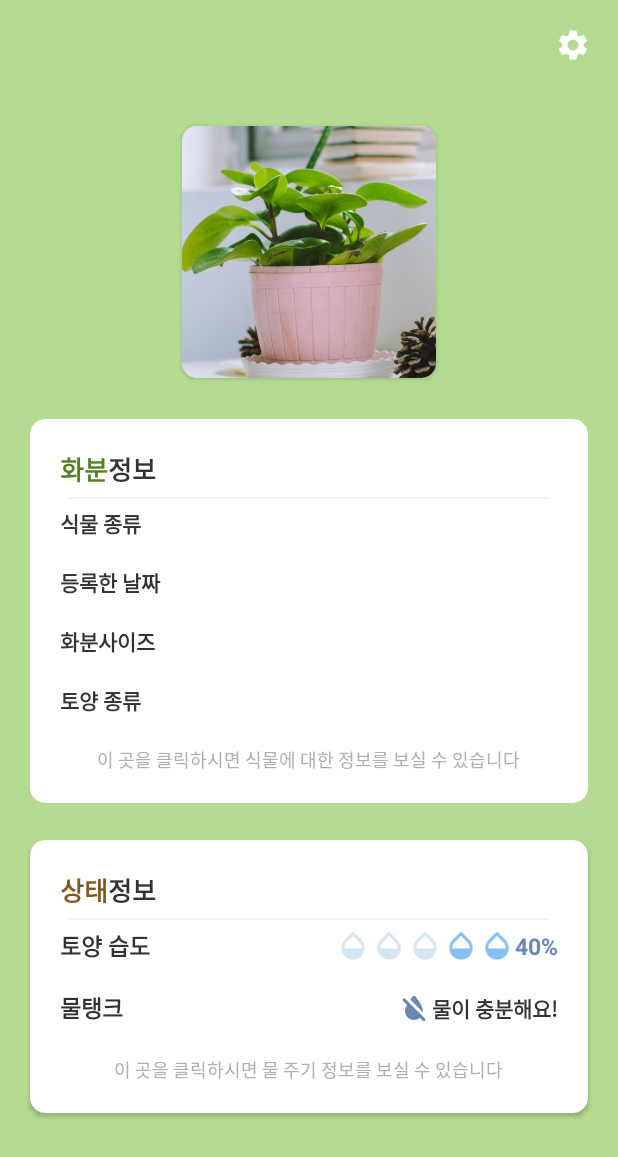
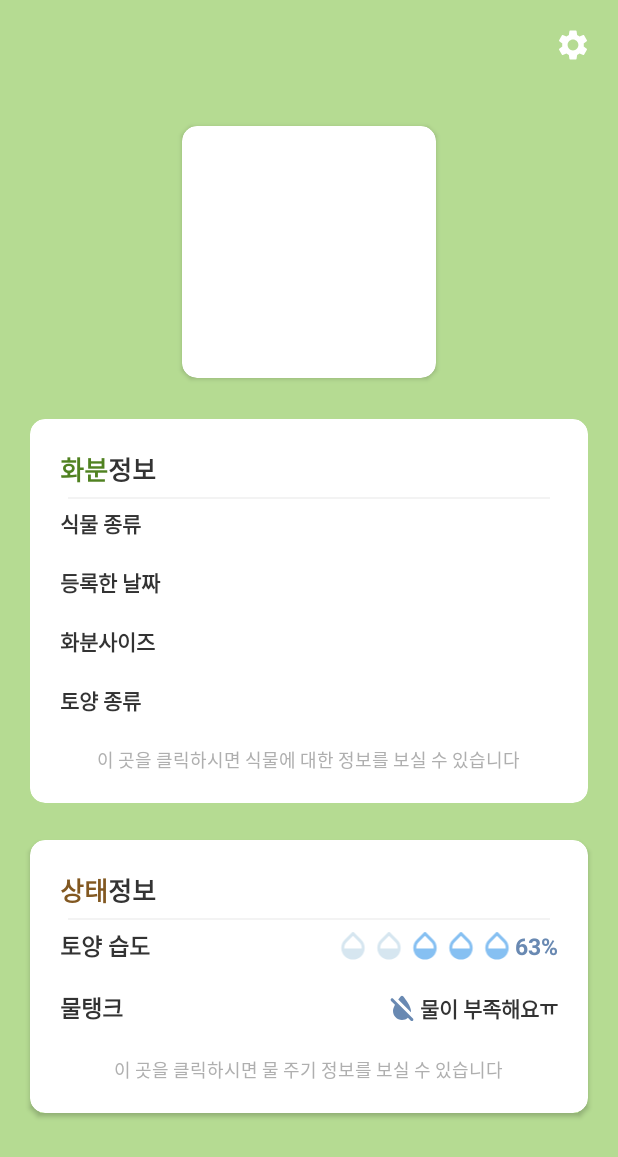
Before and after one commit to jiyeung-yun/teamc_capstone_design, an Android app: the ItemActivity screen opened directly, with no data from a screen before it, on a phone screen of 412 x 824 dp. Shown: the top 1157 px of the screen. Run offline under Robolectric (Android 15) with nearby library versions, the phone set to English and light mode, and no system bars; 1 statement that could not run was skipped.

Commit message:
수정사항 반영

```diff
--- a/Capstone/app/src/main/java/com/Capstone/plantplant/ItemActivity.java
+++ b/Capstone/app/src/main/java/com/Capstone/plantplant/ItemActivity.java
@@ -1,14 +1,18 @@
 package com.capstone.plantplant;
 
+import androidx.appcompat.app.ActionBar;
 import androidx.appcompat.app.AppCompatActivity;
 import androidx.cardview.widget.CardView;
+import androidx.core.content.ContextCompat;
 
 import android.content.Context;
 import android.content.Intent;
 import android.content.SharedPreferences;
 import android.os.Bundle;
 import android.view.View;
+import android.widget.CheckBox;
 import android.widget.ImageButton;
+import android.widget.ImageView;
 import android.widget.TextView;
 
 import static com.capstone.plantplant.SplashActivity.PREFERENCES_NAME;
@@ -17,15 +21,16 @@ public class ItemActivity extends AppCompatActivity {
     private final String DEFAULT_VALUE_STRING = "";
 
     String plant_kind,soil_kind;
-    TextView main_plant_name,main_regi_date,main_soil_kind,main_pot_size;
+    TextView main_plant_name,main_regi_date,main_soil_kind,main_pot_size,main_txt_humity;
     CardView view_potplant,view_plantstate;
     ImageButton btn_setting;
+    CheckBox ckb_waterlevel;
 
+    ImageView main_drop1,main_drop2,main_drop3,main_drop4,main_drop5; //토양습도 물방을
     @Override
     protected void onCreate(Bundle savedInstanceState) {
         super.onCreate(savedInstanceState);
         setContentView(R.layout.activity_item);
-
 
         btn_setting = findViewById(R.id.btn_setting);
         btn_setting.setOnClickListener(new View.OnClickListener() {
@@ -66,7 +71,10 @@ public class ItemActivity extends AppCompatActivity {
                 startActivity(info);
             }
         });
-
+        initStateBlock();
+    }
+    //상태정보 블록을 초기화하는 메소드
+    private void initStateBlock(){
         view_plantstate = findViewById(R.id.view_plantstate);
         view_plantstate.setOnClickListener(new View.OnClickListener() {
             @Override
@@ -75,5 +83,57 @@ public class ItemActivity extends AppCompatActivity {
                 startActivity(info);
             }
         });
+        main_txt_humity = findViewById(R.id.main_txt_humity);
+        main_drop1 = findViewById(R.id.main_drop1);
+        main_drop2 = findViewById(R.id.main_drop2);
+        main_drop3 = findViewById(R.id.main_drop3);
+        main_drop4 = findViewById(R.id.main_drop4);
+        main_drop5 = findViewById(R.id.main_drop5);
+
+        //토양 습도 센서로부터 받은 값
+        int humity = 63;
+
+        main_txt_humity.setText(Integer.toString(humity)+"%");
+        viewDropImage(humity);
+
+        //수위 센서로부터 받은 값
+        boolean isEnough = false;
+
+        ckb_waterlevel = findViewById(R.id.ckb_waterlevel);
+        ckb_waterlevel.setChecked(isEnough);
+        if(isEnough){
+            ckb_waterlevel.setText("물이 충분해요!");
+        }else {
+            ckb_waterlevel.setText("물이 부족해요ㅠ");
+        }
+
+    }
+
+    //토양습도를 물방울 이미지로 표현하는 메소드
+    private void viewDropImage(int percent){
+        int invaild = ContextCompat.getColor(getApplicationContext(),R.color.colorPrimary3);
+        main_drop1.setColorFilter(invaild);
+        main_drop2.setColorFilter(invaild);
+        main_drop3.setColorFilter(invaild);
+        main_drop4.setColorFilter(invaild);
+        main_drop5.setColorFilter(invaild);
+
+        int vaild = ContextCompat.getColor(getApplicationContext(),R.color.colorAccent);
+       if(percent>=20){
+           main_drop5.setColorFilter(vaild);
+       }
+       if(percent>=40){
+           main_drop4.setColorFilter(vaild);
+       }
+       if(percent>=60){
+           main_drop3.setColorFilter(vaild);
+       }
+       if(percent>=80){
+           main_drop2.setColorFilter(vaild);
+       }
+       if(percent>=100){
+           main_drop1.setColorFilter(vaild);
+
+       }
     }
 }
--- a/Capstone/app/src/main/res/drawable/ckb_water.xml
+++ b/Capstone/app/src/main/res/drawable/ckb_water.xml
@@ -1,7 +1,7 @@
 <?xml version="1.0" encoding="utf-8"?>
 <selector xmlns:android="http://schemas.android.com/apk/res/android">
+    <item android:state_checked="false"
+        android:drawable="@drawable/ic_format_color_reset_24px"></item>
     <item android:state_checked="true"
-        android:drawable="@drawable/ic_format_color_reset_24px"></item>
-    <item android:state_checked="false"
         android:drawable="@drawable/ic_insert_emoticon_24px"></item>
 </selector>
--- a/Capstone/app/src/main/res/layout/activity_item.xml
+++ b/Capstone/app/src/main/res/layout/activity_item.xml
@@ -53,7 +53,7 @@
                     android:layout_gravity="center"
                     android:background="@null"
                     android:scaleType="centerCrop"
-                    app:srcCompat="@drawable/example_image" />
+                    app:srcCompat="@null" />
             </androidx.cardview.widget.CardView>
 
             <androidx.cardview.widget.CardView
```
Also changed, not shown: Capstone/app/src/main/java/com/Capstone/plantplant/PlantInfoActivity.java (+15 -11 lines), Capstone/app/src/main/res/layout/activity_regiplant.xml (+5 -4 lines), 1 other file.
